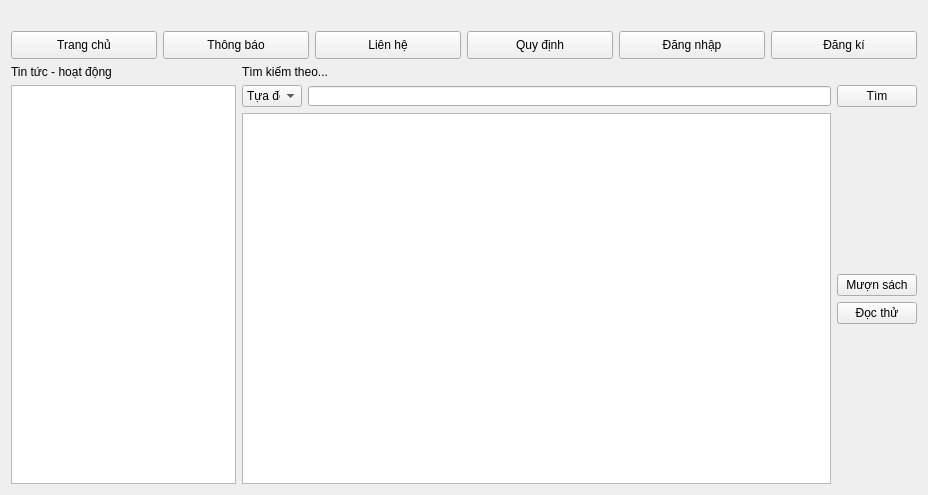
Before: the Qt Designer form Qt GUI/LIBPRO/mainwindow.ui in quocanh1897/LibraryPro---Qt-app, drawn with Qt 5.
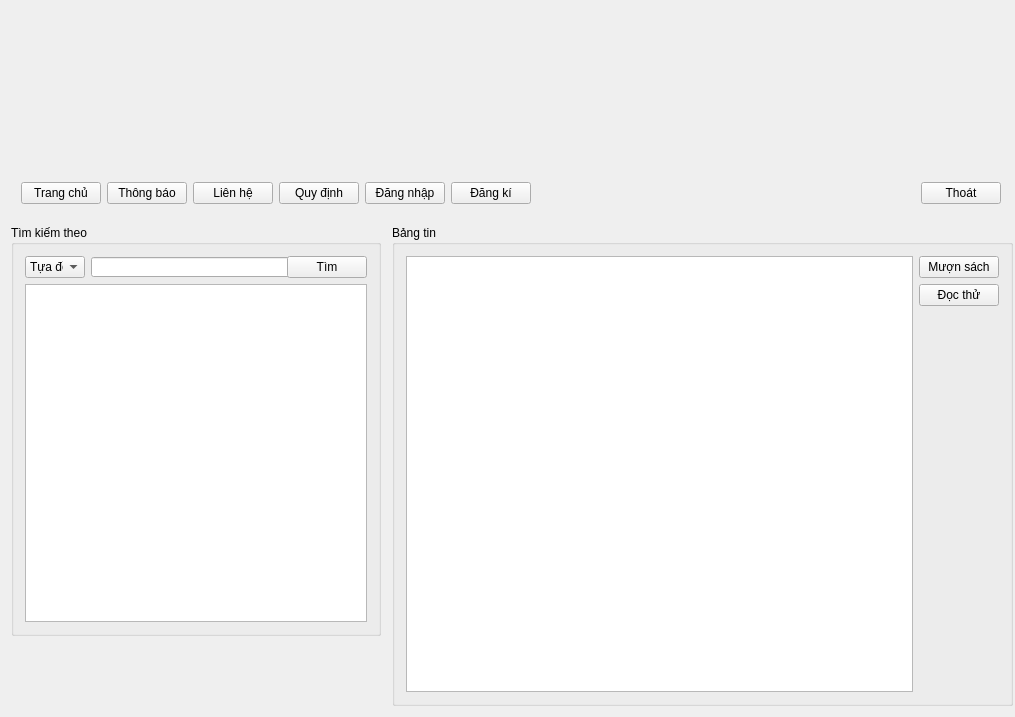
After: the same form once the commit is applied. Icons and pictures are not drawn.

Patch:
```diff
--- a/Qt GUI/LIBPRO/mainwindow.ui
+++ b/Qt GUI/LIBPRO/mainwindow.ui
@@ -6,8 +6,8 @@
    <rect>
     <x>0</x>
     <y>0</y>
-    <width>928</width>
-    <height>495</height>
+    <width>1015</width>
+    <height>717</height>
    </rect>
   </property>
   <property name="windowTitle">
@@ -24,9 +24,142 @@
    <string notr="true"/>
   </property>
   <widget class="QWidget" name="centralWidget">
-   <layout class="QVBoxLayout" name="verticalLayout_5">
+   <widget class="QGroupBox" name="groupBox">
+    <property name="geometry">
+     <rect>
+      <x>11</x>
+      <y>225</y>
+      <width>370</width>
+      <height>411</height>
+     </rect>
+    </property>
+    <property name="title">
+     <string>Tìm kiếm theo</string>
+    </property>
+    <layout class="QVBoxLayout" name="verticalLayout_3">
     <item>
-     <layout class="QVBoxLayout" name="verticalLayout_4" stretch="0,1,15">
+      <layout class="QHBoxLayout" name="horizontalLayout_2">
+       <item>
+        <widget class="QComboBox" name="comboBox">
+         <property name="maximumSize">
+          <size>
+           <width>60</width>
+           <height>16777215</height>
+          </size>
+         </property>
+         <item>
+          <property name="text">
+           <string>Tựa đề</string>
+          </property>
+         </item>
+         <item>
+          <property name="text">
+           <string>Tác giả</string>
+          </property>
+         </item>
+        </widget>
+       </item>
+       <item>
+        <widget class="QLineEdit" name="lineEdit">
+         <property name="minimumSize">
+          <size>
+           <width>201</width>
+           <height>0</height>
+          </size>
+         </property>
+         <property name="maximumSize">
+          <size>
+           <width>524</width>
+           <height>20</height>
+          </size>
+         </property>
+        </widget>
+       </item>
+       <item>
+        <widget class="QPushButton" name="pushButton_11">
+         <property name="text">
+          <string>Tìm</string>
+         </property>
+        </widget>
+       </item>
+      </layout>
+     </item>
+     <item>
+      <widget class="QListView" name="listView"/>
+     </item>
+    </layout>
+   </widget>
+   <widget class="QGroupBox" name="groupBox_2">
+    <property name="geometry">
+     <rect>
+      <x>392</x>
+      <y>225</y>
+      <width>621</width>
+      <height>481</height>
+     </rect>
+    </property>
+    <property name="title">
+     <string>Bảng tin</string>
+    </property>
+    <layout class="QHBoxLayout" name="horizontalLayout">
+     <item>
+      <widget class="QTableView" name="tableView"/>
+     </item>
+     <item>
+      <layout class="QVBoxLayout" name="verticalLayout" stretch="0,0,0">
+       <item>
+        <widget class="QPushButton" name="pushButton_8">
+         <property name="sizePolicy">
+          <sizepolicy hsizetype="Preferred" vsizetype="Preferred">
+           <horstretch>0</horstretch>
+           <verstretch>0</verstretch>
+          </sizepolicy>
+         </property>
+         <property name="text">
+          <string>Mượn sách</string>
+         </property>
+        </widget>
+       </item>
+       <item>
+        <widget class="QPushButton" name="pushButton_9">
+         <property name="sizePolicy">
+          <sizepolicy hsizetype="Preferred" vsizetype="Preferred">
+           <horstretch>0</horstretch>
+           <verstretch>0</verstretch>
+          </sizepolicy>
+         </property>
+         <property name="text">
+          <string>Đọc thử</string>
+         </property>
+        </widget>
+       </item>
+       <item>
+        <spacer name="verticalSpacer">
+         <property name="orientation">
+          <enum>Qt::Vertical</enum>
+         </property>
+         <property name="sizeHint" stdset="0">
+          <size>
+           <width>20</width>
+           <height>40</height>
+          </size>
+         </property>
+        </spacer>
+       </item>
+      </layout>
+     </item>
+    </layout>
+   </widget>
+   <widget class="QWidget" name="">
+    <property name="geometry">
+     <rect>
+      <x>10</x>
+      <y>12</y>
+      <width>1002</width>
+      <height>203</height>
+     </rect>
+    </property>
+    <layout class="QVBoxLayout" name="verticalLayout_2">
       <item>
        <widget class="QLabel" name="lbl">
         <property name="sizePolicy">
@@ -132,147 +265,32 @@
           </property>
          </widget>
         </item>
-       </layout>
-      </item>
       <item>
-       <layout class="QHBoxLayout" name="horizontalLayout_3" stretch="1,3">
-        <item>
-         <layout class="QVBoxLayout" name="verticalLayout_3">
-          <item>
-           <widget class="QLabel" name="label_2">
-            <property name="styleSheet">
-             <string notr="true"/>
-            </property>
-            <property name="text">
-             <string>Tin tức - hoạt động</string>
-            </property>
-           </widget>
-          </item>
-          <item>
-           <widget class="QListView" name="listView"/>
-          </item>
-         </layout>
-        </item>
-        <item>
-         <layout class="QVBoxLayout" name="verticalLayout_2">
-          <item>
-           <widget class="QLabel" name="label_3">
-            <property name="text">
-             <string>Tìm kiếm theo...</string>
-            </property>
-           </widget>
-          </item>
-          <item>
-           <layout class="QHBoxLayout" name="horizontalLayout">
-            <item alignment="Qt::AlignHCenter">
-             <widget class="QComboBox" name="comboBox">
-              <property name="maximumSize">
+        <spacer name="horizontalSpacer">
+         <property name="orientation">
+          <enum>Qt::Horizontal</enum>
+         </property>
+         <property name="sizeHint" stdset="0">
                <size>
-                <width>60</width>
-                <height>16777215</height>
-               </size>
-              </property>
-              <item>
-               <property name="text">
-                <string>Tựa đề</string>
-               </property>
-              </item>
-              <item>
-               <property name="text">
-                <string>Tác giả</string>
-               </property>
-              </item>
-             </widget>
-            </item>
-            <item>
-             <widget class="QLineEdit" name="lineEdit">
-              <property name="maximumSize">
-               <size>
-                <width>524</width>
+           <width>40</width>
                 <height>20</height>
                </size>
               </property>
-             </widget>
-            </item>
-            <item>
-             <widget class="QPushButton" name="pushButton_11">
-              <property name="text">
-               <string>Tìm</string>
-              </property>
-             </widget>
-            </item>
-           </layout>
-          </item>
-          <item>
-           <layout class="QHBoxLayout" name="horizontalLayout_2" stretch="0,0">
-            <item>
-             <widget class="QTableView" name="tableView"/>
-            </item>
-            <item>
-             <layout class="QVBoxLayout" name="verticalLayout" stretch="0,0,0,0">
-              <item>
-               <spacer name="verticalSpacer_2">
-                <property name="orientation">
-                 <enum>Qt::Vertical</enum>
-                </property>
-                <property name="sizeHint" stdset="0">
-                 <size>
-                  <width>20</width>
-                  <height>40</height>
-                 </size>
-                </property>
                </spacer>
               </item>
               <item>
-               <widget class="QPushButton" name="pushButton_8">
-                <property name="sizePolicy">
-                 <sizepolicy hsizetype="Preferred" vsizetype="Preferred">
-                  <horstretch>0</horstretch>
-                  <verstretch>0</verstretch>
-                 </sizepolicy>
-                </property>
+        <widget class="QPushButton" name="pushButton_7">
                 <property name="text">
-                 <string>Mượn sách</string>
+          <string>Thoát</string>
                 </property>
                </widget>
               </item>
-              <item>
-               <widget class="QPushButton" name="pushButton_9">
-                <property name="sizePolicy">
-                 <sizepolicy hsizetype="Preferred" vsizetype="Preferred">
-                  <horstretch>0</horstretch>
-                  <verstretch>0</verstretch>
-                 </sizepolicy>
-                </property>
-                <property name="text">
-                 <string>Đọc thử</string>
-                </property>
-               </widget>
-              </item>
-              <item>
-               <spacer name="verticalSpacer">
-                <property name="orientation">
-                 <enum>Qt::Vertical</enum>
-                </property>
-                <property name="sizeHint" stdset="0">
-                 <size>
-                  <width>20</width>
-                  <height>40</height>
-                 </size>
-                </property>
-               </spacer>
-              </item>
              </layout>
             </item>
            </layout>
-          </item>
-         </layout>
-        </item>
-       </layout>
-      </item>
-     </layout>
-    </item>
-   </layout>
+   </widget>
+   <zorder>groupBox_2</zorder>
+   <zorder>groupBox</zorder>
   </widget>
  </widget>
  <layoutdefault spacing="6" margin="11"/>
```
Lines whose indentation alone changed are shown as unchanged.
